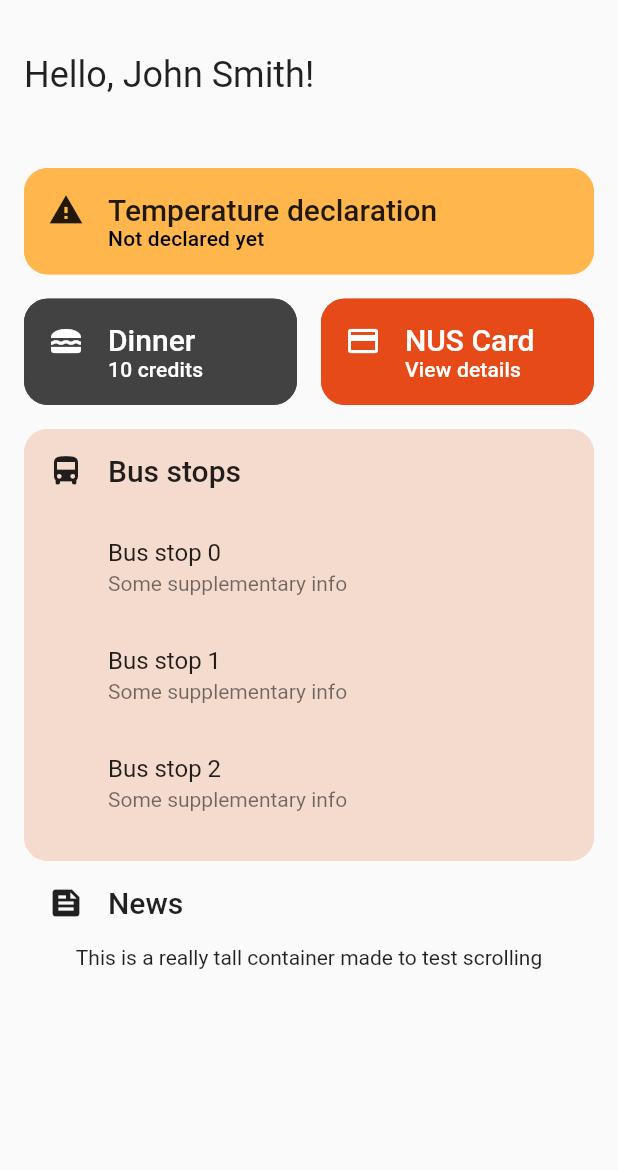
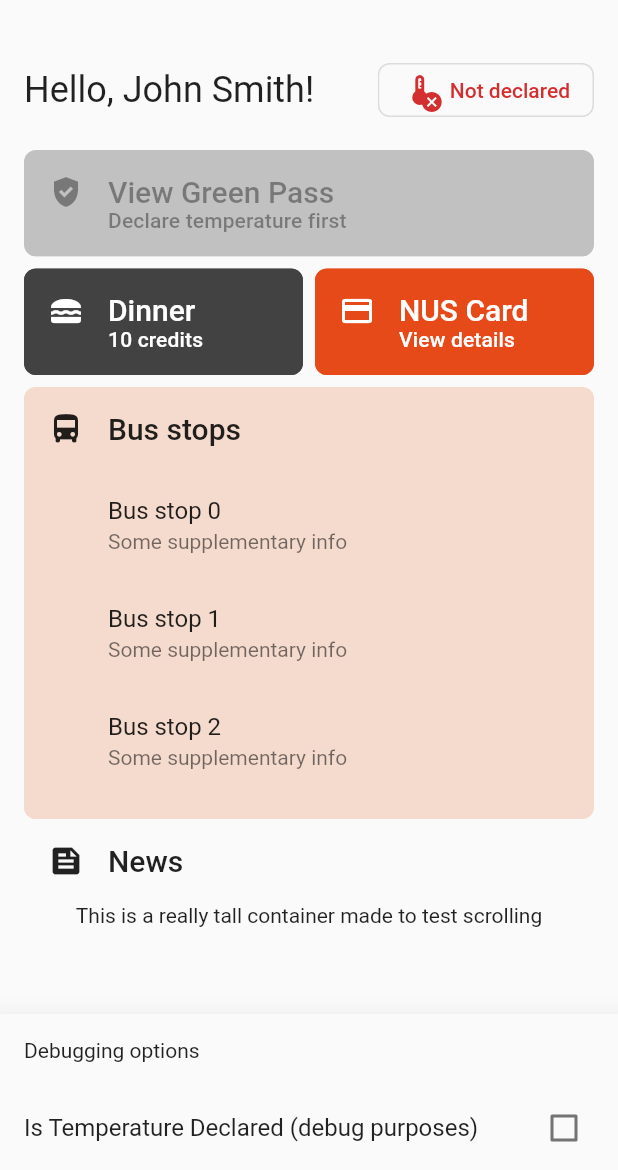
Before and after one commit to wlren/multiverse, a Flutter app: the DashboardScreen screen opened directly, on a phone screen of 412 x 824 dp, the part 66-1236 px from its top. Run offline on Flutter 3.47's test engine with Material 2 defaults, Android fonts, the phone set to English and light mode, and no system bars; our stand-ins replace flutter_bloc, flutter_svg, google_fonts; Roboto replaces fonts that are missing (Sen).

Commit message:
Improve dashboard UI

```diff
--- a/lib/screens/dashboard_screen.dart
+++ b/lib/screens/dashboard_screen.dart
@@ -7,21 +7,58 @@ import 'package:intl/intl.dart';
 
 import 'buses_screen.dart';
 import 'dining_screen.dart';
+import 'green_pass_screen.dart';
 import 'nus_card_screen.dart';
 import 'temperature_screen.dart';
 
-class DashboardScreen extends StatelessWidget {
+class DashboardScreen extends StatefulWidget {
   DashboardScreen({Key? key}) : super(key: key);
 
+  @override
+  _DashboardScreenState createState() => _DashboardScreenState();
+}
+
+class _DashboardScreenState extends State<DashboardScreen> {
   final String logoName = 'assets/logo.svg';
   final DateFormat dateFormat = DateFormat('dd MMM (aa)');
   final ScrollController _scrollController = ScrollController();
   late final String dateString = dateFormat.format(DateTime.now());
   final String userName = 'John Smith';
 
+  bool _isTemperatureDeclared = false;
+
+  @override
+  void initState() {
+    super.initState();
+    _scrollController.addListener(() {
+      print(_scrollController.position);
+    });
+  }
+
   @override
   Widget build(BuildContext context) {
     return Scaffold(
+      bottomNavigationBar: Material(
+        elevation: 16.0,
+        child: Column(
+          mainAxisSize: MainAxisSize.min,
+          crossAxisAlignment: CrossAxisAlignment.start,
+          children: [
+            Padding(
+              padding: const EdgeInsets.all(16.0),
+              child: const Text('Debugging options'),
+            ),
+            CheckboxListTile(
+                title: const Text('Is Temperature Declared (debug purposes)'),
+                value: _isTemperatureDeclared,
+                onChanged: (bool? isDeclared) {
+                  setState(() {
+                    _isTemperatureDeclared = isDeclared!;
+                  });
+                }),
+          ],
+        ),
+      ),
       body: NestedScrollView(
         controller: _scrollController,
         headerSliverBuilder: (context, innerBoxIsScrolled) {
@@ -65,21 +102,27 @@ class DashboardScreen extends StatelessWidget {
               crossAxisAlignment: CrossAxisAlignment.start,
               children: [
                 const SizedBox(height: 24.0),
-                Text('Hello, $userName!',
-                    style: Theme.of(context).textTheme.headline5),
-                const SizedBox(height: 48.0),
-                _buildTemperatureCard(context),
-                const SizedBox(height: 16.0),
                 Row(
+                  mainAxisAlignment: MainAxisAlignment.spaceBetween,
                   children: [
-                    Flexible(child: _buildDiningCard(context)),
-                    const SizedBox(width: 16.0),
-                    Expanded(child: _buildNUSDetailsCard(context)),
+                    Text('Hello, $userName!',
+                        style: Theme.of(context).textTheme.headline5),
+                    _buildTemperatureButton(),
                   ],
                 ),
                 const SizedBox(height: 16.0),
-                _buildBusStopsCard(context),
-                _buildNewsList(context),
+                _buildGreenPassCard(),
+                const SizedBox(height: 8.0),
+                Row(
+                  children: [
+                    Flexible(child: _buildDiningCard()),
+                    const SizedBox(width: 8.0),
+                    Expanded(child: _buildNUSDetailsCard()),
+                  ],
+                ),
+                const SizedBox(height: 8.0),
+                _buildBusStopsCard(),
+                _buildNewsList(),
               ],
             ),
           ),
@@ -88,33 +131,91 @@ class DashboardScreen extends StatelessWidget {
     );
   }
 
-  Widget _buildTemperatureCard(BuildContext context) {
+  Widget _buildTemperatureButton() {
+    return OpenContainer(
+      closedElevation: 0,
+      closedShape:
+          RoundedRectangleBorder(borderRadius: BorderRadius.circular(8.0)),
+      closedColor: Theme.of(context).canvasColor,
+      closedBuilder: (_, openContainer) {
+        return OutlinedButton.icon(
+          onPressed: openContainer,
+          icon: Stack(
+            children: [
+              Icon(Icons.thermostat,
+                  color: _isTemperatureDeclared
+                      ? Theme.of(context).hintColor
+                      : Theme.of(context).colorScheme.error),
+              Transform.translate(
+                offset: const Offset(12, 12),
+                child: Icon(
+                    _isTemperatureDeclared ? Icons.check_circle : Icons.cancel,
+                    size: 16,
+                    color: _isTemperatureDeclared
+                        ? Colors.green
+                        : Theme.of(context).colorScheme.error),
+              )
+            ],
+          ),
+          label: Text(
+            _isTemperatureDeclared ? 'Declared' : 'Not declared',
+            style: TextStyle(
+                color: _isTemperatureDeclared
+                    ? Theme.of(context).hintColor
+                    : Theme.of(context).colorScheme.error),
+          ),
+          style: OutlinedButton.styleFrom(
+            shape: RoundedRectangleBorder(
+                borderRadius: BorderRadius.circular(8.0)),
+          ),
+        );
+      },
+      openBuilder: (_, closeContainer) => TemperatureScreen(),
+    );
+  }
+
+  Widget _buildGreenPassCard() {
     return _buildCard(
-      collapsedColor: TemperatureScreen.unacceptableTemperatureColor,
+      disabled: !_isTemperatureDeclared,
+      collapsedColor: _isTemperatureDeclared
+          ? Colors.green.shade300
+          : Theme.of(context).colorScheme.onSurface.withOpacity(
+              0.12), // Disabled background color chosen according to default ElevatedButton style.
       collapsed: Container(
         padding: const EdgeInsets.all(16.0),
         child: Row(
           crossAxisAlignment: CrossAxisAlignment.start,
           children: [
-            const Icon(Icons.warning),
+            Icon(Icons.gpp_good,
+                color: _isTemperatureDeclared
+                    ? null
+                    : Theme.of(context).disabledColor),
             const SizedBox(width: 16.0),
             Column(
               crossAxisAlignment: CrossAxisAlignment.start,
               children: [
-                Text('Temperature declaration',
-                    style: Theme.of(context).textTheme.headline6),
-                Text('Not declared yet',
-                    style: Theme.of(context).textTheme.subtitle2),
+                Text('View Green Pass',
+                    style: Theme.of(context).textTheme.headline6?.copyWith(
+                          color: _isTemperatureDeclared
+                              ? null
+                              : Theme.of(context).disabledColor,
+                        )),
+                Text('Declare temperature first',
+                    style: Theme.of(context).textTheme.subtitle2?.copyWith(
+                          color: _isTemperatureDeclared
+                              ? null
+                              : Theme.of(context).disabledColor,
+                        )),
               ],
             ),
           ],
         ),
       ),
-      expanded: const TemperatureScreen(),
+      expanded: const GreenPassScreen(),
     );
   }
 
-  Widget _buildDiningCard(BuildContext context) {
+  Widget _buildDiningCard() {
     return _buildCard(
       collapsedColor: const Color(0xFF424242),
       collapsed: Container(
@@ -146,7 +247,7 @@ class DashboardScreen extends StatelessWidget {
     );
   }
 
-  Widget _buildNUSDetailsCard(BuildContext context) {
+  Widget _buildNUSDetailsCard() {
     return _buildCard(
       collapsedColor: Colors.deepOrange.shade700,
       collapsed: Container(
@@ -178,7 +279,7 @@ class DashboardScreen extends StatelessWidget {
     );
   }
 
-  Widget _buildBusStopsCard(BuildContext context) {
+  Widget _buildBusStopsCard() {
     return _buildCard(
       collapsedColor: const Color(0xFFF5DBCE),
       collapsed: Container(
@@ -232,6 +333,7 @@ class DashboardScreen extends StatelessWidget {
     required Widget collapsed,
     required Widget expanded,
     required Color collapsedColor,
+    bool disabled = false,
   }) {
     // From Flutter animations library that animates a container from to and
     // from its open and closed states.
@@ -240,7 +342,7 @@ class DashboardScreen extends StatelessWidget {
     // The expanded (open) widget is the full page.
     return OpenContainer(
       closedColor: collapsedColor,
-      tappable: false,
+      tappable: false, // To prevent interference with InkWell; to draw ripples
       openBuilder: (_, closeContainer) => InkWell(
         onTap: closeContainer,
         child: expanded,
@@ -248,17 +350,17 @@ class DashboardScreen extends StatelessWidget {
       closedBuilder: (_, openContainer) => Material(
         color: collapsedColor,
         child: InkWell(
-          onTap: openContainer,
+          onTap: disabled ? null : openContainer,
           child: collapsed,
         ),
       ),
       closedShape:
-          RoundedRectangleBorder(borderRadius: BorderRadius.circular(16.0)),
+          RoundedRectangleBorder(borderRadius: BorderRadius.circular(8.0)),
       closedElevation: 0,
     );
   }
 
-  Widget _buildNewsList(BuildContext context) {
+  Widget _buildNewsList() {
     return Column(
       mainAxisSize: MainAxisSize.min,
       children: [
--- /dev/null
+++ b/lib/screens/green_pass_screen.dart
@@ -0,0 +1,14 @@
+import 'package:flutter/material.dart';
+
+class GreenPassScreen extends StatelessWidget {
+  const GreenPassScreen({Key? key}) : super(key: key);
+
+  @override
+  Widget build(BuildContext context) {
+    return const Scaffold(
+      body: Center(
+        child: Text('Green Pass Screen!'),
+      ),
+    );
+  }
+}
--- a/lib/screens/temperature_screen.dart
+++ b/lib/screens/temperature_screen.dart
@@ -4,7 +4,7 @@ import 'package:flutter/material.dart';
 import 'package:intl/intl.dart';
 
 class TemperatureScreen extends StatefulWidget {
-  static final Color acceptableTemperatureColor = Colors.green;
+  static final Color acceptableTemperatureColor = Colors.green.shade300;
   static final Color unacceptableTemperatureColor = Colors.orange.shade300;
   static const double minTemperature = 35.0;
   static const double maxTemperature = 40.0;
```
